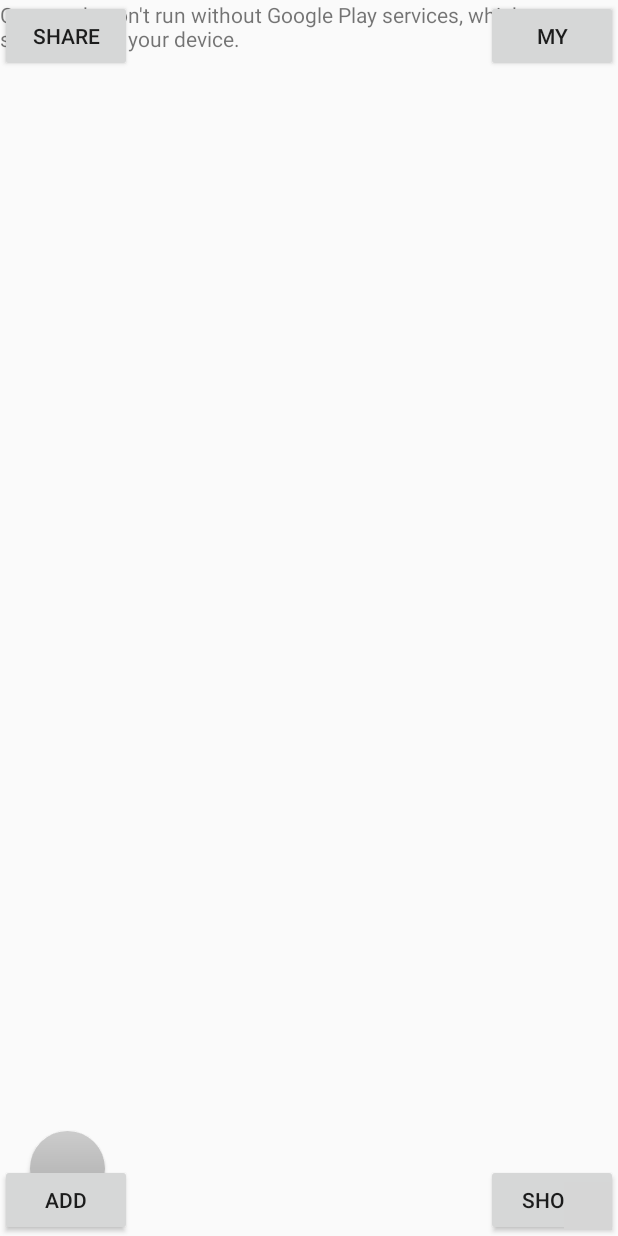
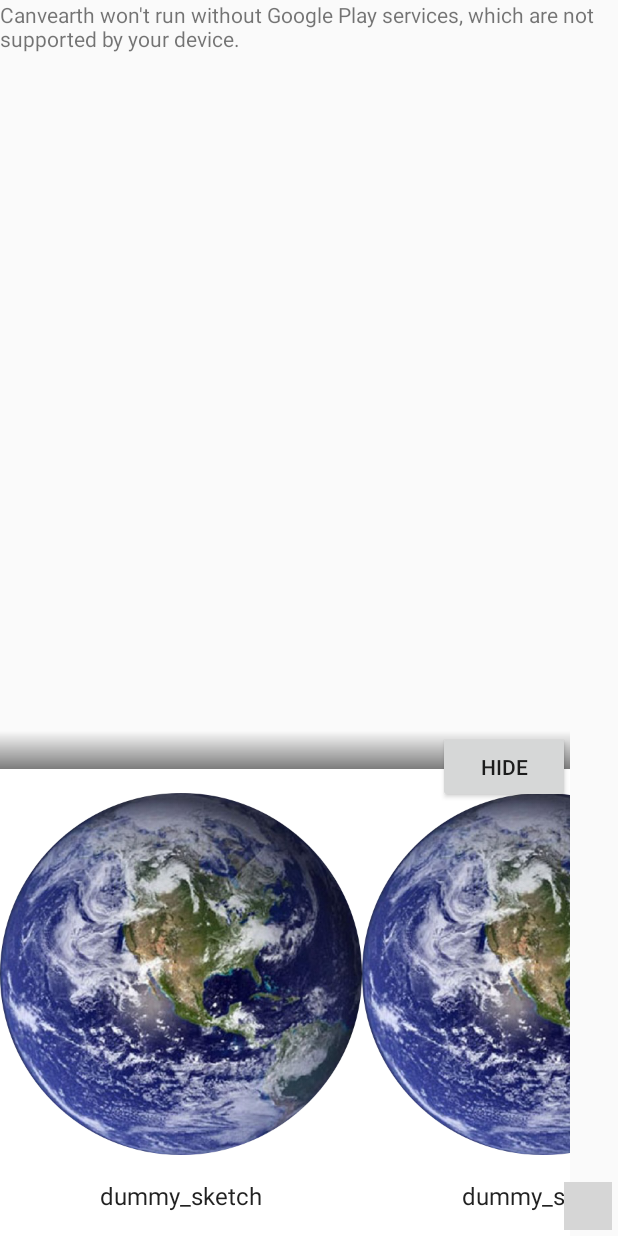
Before and after one commit to moon920110/canvearth, an Android app: the screen it shows after launch once a user with an empty profile is signed in (MapsActivity), after a tap on "SHOW", on a phone screen of 412 x 824 dp. Run offline under Robolectric (Android 15) with nearby library versions, the phone set to English and light mode, and no system bars; our stand-ins replace Firebase (no records; nobody signed in at launch, a user with empty details on screens opened directly), data binding; libraries missing offline, so code that uses them is left out: com.facebook, com.facebook.login, com.github.pengrad.mapscaleview; plain views replace MapScaleView; 7 statements that could not run were skipped; grey boxes are pictures that could not be loaded.

Commit message:
made front ui

```diff
--- a/app/build.gradle
+++ b/app/build.gradle
@@ -17,7 +17,7 @@ android {
         }
     }
     dataBinding {
-        enabled=true
+        enabled = true
     }
     compileOptions {
         sourceCompatibility JavaVersion.VERSION_1_8
@@ -33,6 +33,7 @@ dependencies {
     implementation 'com.google.android.gms:play-services-maps:15.0.1'
     implementation 'com.github.pengrad:mapscaleview:1.3.1'
     api 'com.github.bumptech.glide:glide:4.7.1'
+    implementation 'com.android.support:recyclerview-v7:27.1.1'
     testImplementation 'junit:junit:4.12'
 
     androidTestImplementation 'com.android.support.test:runner:1.0.2'
--- a/app/src/main/java/com/canvearth/canvearth/MapsActivity.java
+++ b/app/src/main/java/com/canvearth/canvearth/MapsActivity.java
@@ -18,17 +18,17 @@ import android.os.AsyncTask;
 import android.support.annotation.NonNull;
 import android.os.Bundle;
 import android.support.v7.app.AppCompatActivity;
+import android.support.v7.widget.RecyclerView;
 import android.util.Log;
 import android.view.View;
 import android.widget.Button;
 import android.widget.LinearLayout;
 import android.widget.ImageView;
-import android.widget.ToggleButton;
 
 import com.canvearth.canvearth.mapListeners.OnMapReadyCallbackImpl;
-import com.canvearth.canvearth.pixel.PixelData;
 import com.canvearth.canvearth.pixel.PixelDataSquare;
 import com.canvearth.canvearth.server.SketchRegisterManager;
+import com.canvearth.canvearth.sketch.NearbySketch;
 import com.canvearth.canvearth.utils.Constants;
 import com.canvearth.canvearth.utils.PermissionUtils;
 import com.canvearth.canvearth.utils.PixelUtils;
@@ -39,12 +39,15 @@ import com.google.android.gms.maps.GoogleMap;
 import com.google.android.gms.maps.SupportMapFragment;
 
 import java.io.InputStream;
-import java.util.Set;
+import java.util.ArrayList;
+import java.util.List;
 
 
-public class MapsActivity extends AppCompatActivity {
+public class MapsActivity extends AppCompatActivity
+        implements SketchShowFragment.OnSketchShowFragmentInteractionListener {
     public static GoogleMap Map;
     public static ContentResolver contentResolver;
+    public static String PACKAGE_NAME;
 
     private static final String TAG = "Maps";
     private static final int LOCATION_PERMISSION_REQUEST_CODE = 1;
@@ -82,6 +85,7 @@ public class MapsActivity extends AppCompatActivity {
     @Override
     protected void onCreate(Bundle savedInstanceState) {
         super.onCreate(savedInstanceState);
+        PACKAGE_NAME = this.getPackageName();
         contentResolver = this.getContentResolver();
         binding = DataBindingUtil.setContentView(this, R.layout.activity_maps);
         binding.setMapsActivityHandler(this);
@@ -114,6 +118,7 @@ public class MapsActivity extends AppCompatActivity {
                 utilVisibility = true;
             }
         });
+//        findViewById(R.id.sketch_view).setVisibility(View.GONE);
     }
 
 
@@ -163,23 +168,14 @@ public class MapsActivity extends AppCompatActivity {
         }
         Photo photo = data.getParcelableExtra("photo");
         addSketchFragment = SketchPlacerFragment.newInstance(photo);
-
-        FragmentManager fm = getFragmentManager();
-        FragmentTransaction fragmentTransaction = fm.beginTransaction();
-        fragmentTransaction.replace(R.id.sketch_placer, addSketchFragment);
-        fragmentTransaction.commit();
-        findViewById(R.id.all_components).setVisibility(View.GONE);
+        startFragment(R.id.sketch_placer, addSketchFragment);
     }
 
     public void addSketchFinish(Rect bound, Photo photo) {
         PixelDataSquare pixelDataSquare = PixelUtils.getPixelDataSquareFromBound(Map, bound, Constants.RESGISTRATION_ZOOM_LEVEL);
         SketchRegisterManager.getInstance().registerSketchAsync(photo.getUri(), pixelDataSquare, (obj)->{});
-        FragmentManager fm = getFragmentManager();
-        FragmentTransaction fragmentTransaction = fm.beginTransaction();
-        fragmentTransaction.remove(addSketchFragment);
+        endFragment(addSketchFragment);
         addSketchFragment = null;
-        fragmentTransaction.commit();
-        findViewById(R.id.all_components).setVisibility(View.VISIBLE);
     }
 
     /**
@@ -212,7 +208,14 @@ public class MapsActivity extends AppCompatActivity {
     }
 
     public void onClickShowSketch() {
-        ScreenUtils.showToast(this, "Not Implemented Yet");
+        SketchShowFragment fragment = (SketchShowFragment) getFragmentManager().findFragmentById(R.id.sketch_view);
+        fragment.setSketches(NearbySketch.ITEMS);
+        findViewById(R.id.sketch_view).setVisibility(View.VISIBLE);
+        findViewById(R.id.all_components).setVisibility(View.GONE);
+    }
+
+    public void showAllComponents() {
+        findViewById(R.id.all_components).setVisibility(View.VISIBLE);
     }
 
     public void hidePaletteButton() {
@@ -232,4 +235,26 @@ public class MapsActivity extends AppCompatActivity {
         binding.addSketchButton.setVisibility(View.VISIBLE);
         binding.showSketchButton.setVisibility(View.VISIBLE);
     }
+
+    @Override
+    public void onSketchShowFragmentInteraction(NearbySketch.Sketch sketch) {
+        // TODO
+    }
+
+    private void startFragment(int id, Fragment fragment) {
+        FragmentManager fm = getFragmentManager();
+        FragmentTransaction fragmentTransaction = fm.beginTransaction();
+        fragmentTransaction.replace(id, fragment);
+        fragmentTransaction.commit();
+        findViewById(R.id.all_components).setVisibility(View.GONE);
+    }
+
+    private void endFragment(Fragment fragment) {
+        FragmentManager fm = getFragmentManager();
+        FragmentTransaction fragmentTransaction = fm.beginTransaction();
+        fragmentTransaction.remove(fragment);
+        addSketchFragment = null;
+        fragmentTransaction.commit();
+        findViewById(R.id.all_components).setVisibility(View.VISIBLE);
+    }
 }
--- /dev/null
+++ b/app/src/main/java/com/canvearth/canvearth/MysketchShowRecyclerViewAdapter.java
@@ -0,0 +1,82 @@
+package com.canvearth.canvearth;
+
+import android.support.annotation.NonNull;
+import android.support.v7.widget.RecyclerView;
+import android.view.LayoutInflater;
+import android.view.View;
+import android.view.ViewGroup;
+import android.widget.ImageView;
+import android.widget.TextView;
+
+import com.canvearth.canvearth.sketch.NearbySketch.Sketch;
+
+import java.util.ArrayList;
+import java.util.List;
+
+/**
+ * {@link RecyclerView.Adapter} that can display a {@link Sketch} and makes a call to the
+ * specified {@link SketchShowFragment.OnSketchShowFragmentInteractionListener}.
+ */
+public class MysketchShowRecyclerViewAdapter extends RecyclerView.Adapter<MysketchShowRecyclerViewAdapter.ViewHolder> {
+
+    private List<Sketch> mValues = new ArrayList<>();
+    private final SketchShowFragment.OnSketchShowFragmentInteractionListener mListener;
+
+    public MysketchShowRecyclerViewAdapter(SketchShowFragment.OnSketchShowFragmentInteractionListener listener) {
+        mListener = listener;
+    }
+
+    public void setSketches(List<Sketch> sketches) {
+        mValues = sketches;
+        notifyDataSetChanged();
+    }
+
+    @Override
+    public @NonNull ViewHolder onCreateViewHolder(@NonNull ViewGroup parent, int viewType) {
+        View view = LayoutInflater.from(parent.getContext())
+                .inflate(R.layout.fragment_sketchshow, parent, false);
+        return new ViewHolder(view);
+    }
+
+    @Override
+    public void onBindViewHolder(final @NonNull ViewHolder holder, int position) {
+        holder.mItem = mValues.get(position);
+        holder.mSketchView.setImageDrawable(mValues.get(position).photo.getDrawable());
+        holder.mSketchName.setText(mValues.get(position).name);
+
+        holder.mView.setOnClickListener(new View.OnClickListener() {
+            @Override
+            public void onClick(View v) {
+                if (null != mListener) {
+                    // Notify the active callbacks interface (the activity, if the
+                    // fragment is attached to one) that an item has been selected.
+                    mListener.onSketchShowFragmentInteraction(holder.mItem);
+                }
+            }
+        });
+    }
+
+    @Override
+    public int getItemCount() {
+        return mValues.size();
+    }
+
+    public class ViewHolder extends RecyclerView.ViewHolder {
+        public final View mView;
+        public final ImageView mSketchView;
+        public final TextView mSketchName;
+        public Sketch mItem;
+
+        public ViewHolder(View view) {
+            super(view);
+            mView = view;
+            mSketchView = view.findViewById(R.id.sketch_view);
+            mSketchName = view.findViewById(R.id.sketch_name);
+        }
+
+        @Override
+        public String toString() {
+            return super.toString() + " '" + mSketchName.getText() + "'";
+        }
+    }
+}
--- /dev/null
+++ b/app/src/main/java/com/canvearth/canvearth/SketchShowFragment.java
@@ -0,0 +1,103 @@
+package com.canvearth.canvearth;
+
+import android.content.Context;
+import android.databinding.DataBindingUtil;
+import android.os.Bundle;
+import android.app.Fragment;
+import android.support.v7.widget.LinearLayoutManager;
+import android.support.v7.widget.RecyclerView;
+import android.view.LayoutInflater;
+import android.view.View;
+import android.view.ViewGroup;
+
+import com.canvearth.canvearth.databinding.FragmentSketchPlacerBinding;
+import com.canvearth.canvearth.databinding.FragmentSketchshowListBinding;
+import com.canvearth.canvearth.sketch.NearbySketch;
+import com.canvearth.canvearth.sketch.NearbySketch.Sketch;
+
+import java.util.List;
+
+/**
+ * A fragment representing a list of Items.
+ * <p/>
+ * Activities containing this fragment MUST implement the {@link OnSketchShowFragmentInteractionListener}
+ * interface.
+ */
+public class SketchShowFragment extends Fragment {
+    private OnSketchShowFragmentInteractionListener mListener;
+    private MysketchShowRecyclerViewAdapter mysketchShowRecyclerViewAdapter = new MysketchShowRecyclerViewAdapter(mListener);
+    private FragmentSketchshowListBinding binding = null;
+    /**
+     * Mandatory empty constructor for the fragment manager to instantiate the
+     * fragment (e.g. upon screen orientation changes).
+     */
+    public SketchShowFragment() {
+    }
+
+    // TODO: Customize parameter initialization
+    public static SketchShowFragment newInstance() {
+        SketchShowFragment fragment = new SketchShowFragment();
+        return fragment;
+    }
+
+    @Override
+    public void onCreate(Bundle savedInstanceState) {
+        super.onCreate(savedInstanceState);
+    }
+
+
+
+    @Override
+    public View onCreateView(LayoutInflater inflater, ViewGroup container,
+                             Bundle savedInstanceState) {
+        binding = DataBindingUtil.inflate(inflater, R.layout.fragment_sketchshow_list, container, false);
+        binding.setHandler(this);
+
+        Context context = binding.list.getContext();
+        RecyclerView recyclerView = binding.list;
+        recyclerView.setLayoutManager(new LinearLayoutManager(context, LinearLayoutManager.HORIZONTAL, false));
+        recyclerView.setAdapter(mysketchShowRecyclerViewAdapter);
+        return binding.getRoot();
+    }
+
+
+    @Override
+    public void onAttach(Context context) {
+        super.onAttach(context);
+        if (context instanceof OnSketchShowFragmentInteractionListener) {
+            mListener = (OnSketchShowFragmentInteractionListener) context;
+        } else {
+            throw new RuntimeException(context.toString()
+                    + " must implement OnSketchShowFragmentInteractionListener");
+        }
+    }
+
+    @Override
+    public void onDetach() {
+        super.onDetach();
+        mListener = null;
+    }
+
+    public void setSketches(List<Sketch> sketches) {
+        mysketchShowRecyclerViewAdapter.setSketches(sketches);
+    }
+
+    public void onClickHide() {
+        getView().setVisibility(View.GONE);
+        ((MapsActivity)getActivity()).showAllComponents();
+    }
+
+    /**
+     * This interface must be implemented by activities that contain this
+     * fragment to allow an interaction in this fragment to be communicated
+     * to the activity and potentially other fragments contained in that
+     * activity.
+     * <p/>
+     * See the Android Training lesson <a href=
+     * "http://developer.android.com/training/basics/fragments/communicating.html"
+     * >Communicating with Other Fragments</a> for more information.
+     */
+    public interface OnSketchShowFragmentInteractionListener {
+        void onSketchShowFragmentInteraction(Sketch item);
+    }
+}
--- a/app/src/main/java/com/canvearth/canvearth/client/Photo.java
+++ b/app/src/main/java/com/canvearth/canvearth/client/Photo.java
@@ -4,6 +4,7 @@ import android.graphics.drawable.Drawable;
 import android.net.Uri;
 import android.os.Parcel;
 import android.os.Parcelable;
+import android.support.annotation.DrawableRes;
 import android.support.annotation.NonNull;
 
 import com.canvearth.canvearth.MapsActivity;
@@ -110,10 +111,14 @@ public final class Photo implements Parcelable, Comparable<Photo>
     // Parcelable
     //=========================================================================
 
-    private Photo(Parcel in)
+    public Photo(Parcel in)
     {
         m_uri = in.readParcelable(Uri.class.getClassLoader());
         m_dateTaken = in.readLong();
+    }
+
+    public Photo(@DrawableRes int photoRes) {
+        m_uri = Uri.parse("android.resource://" + MapsActivity.PACKAGE_NAME + "/" + photoRes);
     }
 
     @Override
--- /dev/null
+++ b/app/src/main/java/com/canvearth/canvearth/sketch/NearbySketch.java
@@ -0,0 +1,65 @@
+package com.canvearth.canvearth.sketch;
+
+import com.canvearth.canvearth.R;
+import com.canvearth.canvearth.client.Photo;
+
+import java.util.ArrayList;
+import java.util.HashMap;
+import java.util.List;
+import java.util.Map;
+
+/**
+ * Helper class for providing sample content for user interfaces created by
+ * Android template wizards.
+ * <p>
+ */
+public class NearbySketch {
+
+    /**
+     * An array of sample (dummy) items.
+     */
+    public static final List<Sketch> ITEMS = new ArrayList<Sketch>();
+
+    /**
+     * A map of sample (dummy) items, by ID.
+     */
+    public static final Map<String, Sketch> ITEM_MAP = new HashMap<String, Sketch>();
+
+    private static final int COUNT = 25;
+
+    static {
+        // Add some sample items.
+        for (int i = 1; i <= COUNT; i++) {
+            addItem(createDummyItem(i));
+        }
+    }
+
+    private static void addItem(Sketch item) {
+        ITEMS.add(item);
+        ITEM_MAP.put(item.id, item);
+    }
+
+    private static Sketch createDummyItem(int position) {
+        return new Sketch(String.valueOf(position), new Photo(R.drawable.earth), "dummy_sketch");
+    }
+
+    /**
+     * A dummy item representing a piece of content.
+     */
+    public static class Sketch {
+        public final String id;
+        public final Photo photo;
+        public final String name;
+
+        public Sketch(String id, Photo photo, String name) {
+            this.id = id;
+            this.photo = photo;
+            this.name = name;
+        }
+
+        @Override
+        public String toString() {
+            return name;
+        }
+    }
+}
--- /dev/null
+++ b/app/src/main/res/drawable/upper_shadow.xml
@@ -0,0 +1,9 @@
+<?xml version="1.0" encoding="utf-8"?>
+<shape xmlns:android="http://schemas.android.com/apk/res/android">
+    <gradient
+        android:startColor="#80000000"
+        android:endColor="#00000000"
+        android:angle="90"
+        >
+    </gradient>
+</shape>
--- a/app/src/main/res/layout/activity_maps.xml
+++ b/app/src/main/res/layout/activity_maps.xml
@@ -25,7 +25,16 @@
             android:name="com.canvearth.canvearth.client.SketchPlacerFragment"
             android:layout_width="match_parent"
             android:layout_height="match_parent"
+            tools:context=".SketchShowFragment"
             tools:layout="@layout/activity_maps"/>
+
+        <fragment
+            android:id="@+id/sketch_view"
+            android:name="com.canvearth.canvearth.SketchShowFragment"
+            android:layout_width="wrap_content"
+            android:layout_height="wrap_content"
+            android:layout_gravity="bottom"
+            tools:layout="@layout/activity_maps" />
 
         <com.github.pengrad.mapscaleview.MapScaleView
             android:id="@+id/scaleView"
--- /dev/null
+++ b/app/src/main/res/layout/fragment_sketchshow.xml
@@ -0,0 +1,32 @@
+<?xml version="1.0" encoding="utf-8"?>
+<LinearLayout xmlns:android="http://schemas.android.com/apk/res/android"
+    android:layout_width="wrap_content"
+    android:layout_height="wrap_content"
+    android:orientation="vertical">
+
+    <View
+        android:layout_width="match_parent"
+        android:layout_height="25dip"
+        android:background="@drawable/upper_shadow" />
+
+    <LinearLayout
+        android:layout_width="match_parent"
+        android:layout_height="match_parent"
+        android:background="@color/white"
+        android:orientation="vertical">
+        <ImageView
+            android:id="@+id/sketch_view"
+            android:layout_width="wrap_content"
+            android:layout_height="wrap_content"
+            android:layout_marginTop="16dp"
+            android:layout_gravity="center"/>
+
+        <TextView
+            android:id="@+id/sketch_name"
+            android:layout_width="wrap_content"
+            android:layout_height="wrap_content"
+            android:layout_margin="@dimen/text_margin"
+            android:textAppearance="?attr/textAppearanceListItem"
+            android:layout_gravity="center" />
+    </LinearLayout>
+</LinearLayout>
--- /dev/null
+++ b/app/src/main/res/layout/fragment_sketchshow_list.xml
@@ -0,0 +1,30 @@
+<layout xmlns:android="http://schemas.android.com/apk/res/android"
+    xmlns:app="http://schemas.android.com/apk/res-auto"
+    xmlns:tools="http://schemas.android.com/tools">
+    <data>
+
+        <variable
+            name="handler"
+            type="com.canvearth.canvearth.SketchShowFragment" />
+    </data>
+
+    <android.support.constraint.ConstraintLayout
+        android:layout_width="match_parent"
+        android:layout_height="match_parent">
+        <android.support.v7.widget.RecyclerView
+            android:id="@+id/list"
+            android:name="com.canvearth.canvearth.SketchShowFragment"
+            android:layout_width="match_parent"
+            android:layout_height="wrap_content"
+            android:layout_margin="16dp"
+            tools:context=".SketchShowFragment"
+            tools:listitem="@layout/fragment_sketchshow" />
+        <Button
+            android:id="@+id/hide_button"
+            android:layout_width="wrap_content"
+            android:layout_height="wrap_content"
+            app:layout_constraintRight_toRightOf="parent"
+            android:onClick="@{(view)->handler.onClickHide()}"
+            android:text="Hide"/>
+    </android.support.constraint.ConstraintLayout>
+</layout>
--- /dev/null
+++ b/app/src/main/res/values/dimens.xml
@@ -0,0 +1,4 @@
+<?xml version="1.0" encoding="utf-8"?>
+<resources>
+    <dimen name="text_margin">16dp</dimen>
+</resources>
```
Also changed, not shown: gradle.properties (line endings or trailing spaces).
